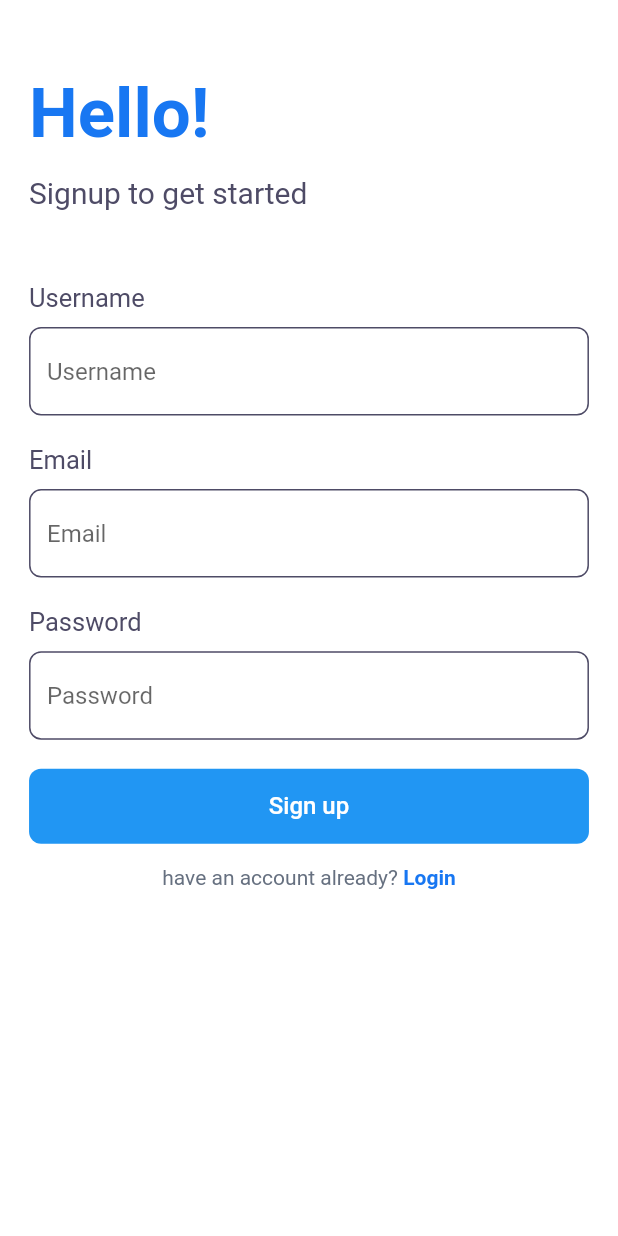
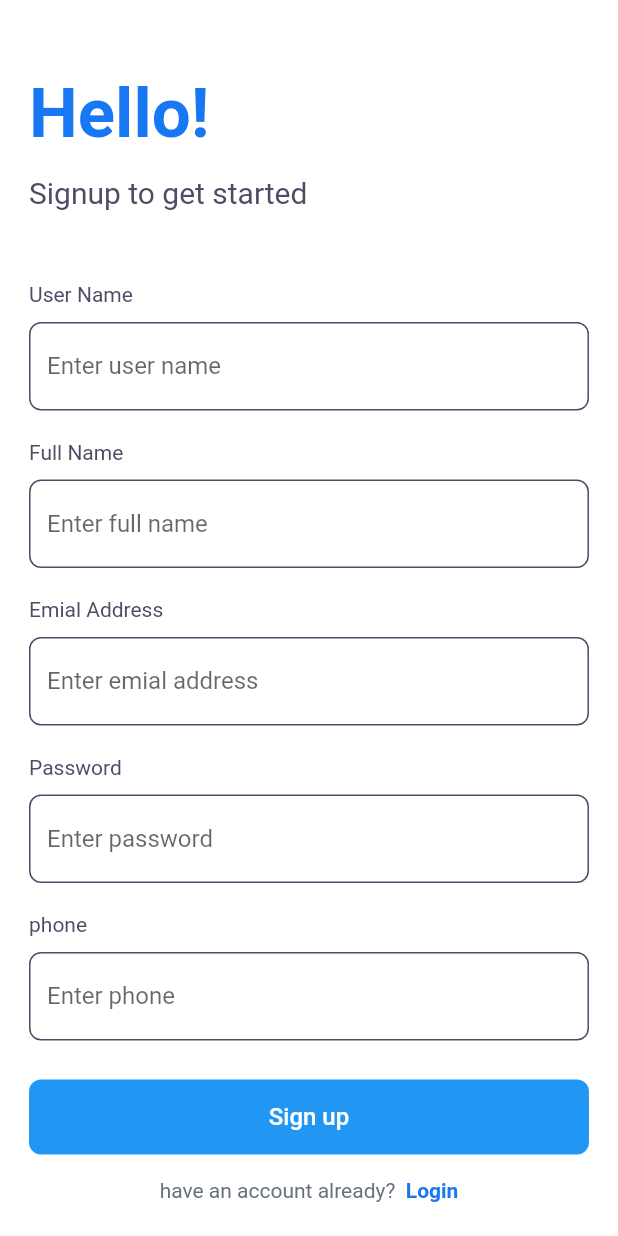
Before and after one commit to Mosbahswidan/News_App, a Flutter app: the SignUpView screen opened by its route, on a phone screen of 412 x 824 dp. Run offline on Flutter 3.47's test engine with Material 2 defaults, Android fonts, the phone set to English and light mode, and no system bars; our stand-ins replace cloud_firestore, dartz, dio, dotted_border, firebase_auth, firebase_core and 8 more; accounts and stored records are empty; network calls fail.

Commit message:
make user update profie

```diff
--- a/lib/features/add_news/presentation/view_models/add_nwes_cubit/add_news_cubit.dart
+++ b/lib/features/add_news/presentation/view_models/add_nwes_cubit/add_news_cubit.dart
@@ -3,15 +3,17 @@ import 'package:cloud_firestore/cloud_firestore.dart';
 import 'package:flutter_bloc/flutter_bloc.dart';
 import 'package:image_picker/image_picker.dart';
 import 'package:news_app/constants.dart';
+import 'package:news_app/core/utils/firestore_services.dart';
 import 'package:news_app/features/add_news/presentation/view_models/add_nwes_cubit/add_news_state.dart';
-
 import '../../../../auth/data/models/user_models.dart';
 import '../../../data/models/post_model.dart';
 import 'package:firebase_storage/firebase_storage.dart' as firebase_storage;
 
 class AddNewsCubit extends Cubit<AddNewsState> {
   AddNewsCubit() : super(AddNewsInitial());
+
   static AddNewsCubit get(context) => BlocProvider.of(context);
+  FirestoreServices services = FirestoreServices.instance;
   File? image;
   final imagepicker = ImagePicker();
   uploadImage() async {
@@ -30,16 +32,10 @@ class AddNewsCubit extends Cubit<AddNewsState> {
   UserModel? socialUserModel;
 
   Future<void> getUserData() async {
-    // print("asasd");
     emit(SocialGetUserLoading());
-    await FirebaseFirestore.instance
-        .collection('users')
-        .doc(uID)
-        .get()
-        .then((value) {
+    await FirebaseFirestore.instance.collection('users').doc(uID).get().then((value) {
       socialUserModel = UserModel.fromJson(value.data()!);
       emit(SocialGetUserSuccsess());
-      // print("emit true");
     }).catchError((error) {
       print(error);
       emit(SocialGetUserError(error.toString()));
@@ -53,17 +49,14 @@ class AddNewsCubit extends Cubit<AddNewsState> {
   }) {
     emit(SocialCreatePostLoading());
     PostModel model = PostModel(
-      name: socialUserModel!.name,
+      name: socialUserModel!.fullName,
       uId: uID,
       image: socialUserModel!.image,
       title: title,
       content: content,
       postImage: postimage ?? '',
     );
-    FirebaseFirestore.instance
-        .collection('posts')
-        .add(model.toMap())
-        .then((value) {
+    FirebaseFirestore.instance.collection('posts').add(model.toMap()).then((value) {
       emit(SocialCreatePostSucces());
     }).catchError((error) {
       emit(SocialCreatePostError());
--- a/lib/features/auth/data/models/user_models.dart
+++ b/lib/features/auth/data/models/user_models.dart
@@ -1,30 +1,47 @@
 class UserModel {
-  String? name;
+  String? username;
+  String? fullName;
   String? email;
   String? password;
   String? image;
   String? uId;
+  String? webSite;
+  String? bio;
+  String? phone;
+
   UserModel({
-    this.name,
+    this.fullName,
+    this.username,
     this.password,
     this.email,
     this.uId,
     this.image,
+    this.bio,
+    this.phone,
+    this.webSite,
   });
   UserModel.fromJson(Map<String, dynamic> json) {
-    name = json['name'];
+    fullName = json['fullName'];
+    username = json['username'];
     email = json['email'];
     password = json['password'];
     uId = json['uId'];
     image = json['image'];
+    bio = json['bio'];
+    phone = json['phone'];
+    webSite = json['webSite'];
   }
   Map<String, dynamic> toMap() {
     return {
-      'name': name,
+      'fullName': fullName,
+      'username': username,
       'email': email,
       'password': password,
       'uId': uId,
       'image': image,
+      'bio': bio,
+      'phone': phone,
+      'webSite': webSite,
     };
   }
 }
--- a/lib/features/auth/presentation/view_models/signup_cubit/signup_cubit.dart
+++ b/lib/features/auth/presentation/view_models/signup_cubit/signup_cubit.dart
@@ -1,28 +1,43 @@
-import 'package:cloud_firestore/cloud_firestore.dart';
 import 'package:firebase_auth/firebase_auth.dart';
 import 'package:flutter/material.dart';
 import 'package:flutter_bloc/flutter_bloc.dart';
 import 'package:news_app/constants.dart';
+import 'package:news_app/core/utils/firestore_services.dart';
 import 'package:news_app/features/auth/data/models/user_models.dart';
 part 'signup_state.dart';
 
 class SignupCubit extends Cubit<SignupState> {
   SignupCubit() : super(SignupInitial());
+
   static SignupCubit get(context) => BlocProvider.of(context);
-  Future<void> signUp(
-      {required String email,
+
+  FirestoreServices services = FirestoreServices.instance;
+  TextEditingController emailController = TextEditingController();
+  TextEditingController passwordController = TextEditingController();
+  TextEditingController fullNameController = TextEditingController();
+  TextEditingController usernameController = TextEditingController();
+  TextEditingController phoneController = TextEditingController();
+  var formKey = GlobalKey<FormState>();
+
+  Future<void> signUp({
+    required String email,
     required String username,
     required String password,
-      required BuildContext context}) async {
+    required String phone,
+    required BuildContext context,
+    required String fullName,
+  }) async {
     emit(SignupLoading());
     FirebaseAuth.instance
         .createUserWithEmailAndPassword(email: email, password: password)
         .then((value) {
       createUser(
         email: email,
-          password: password,
+        phone: phone,
         username: username,
-          uId: value.user!.uid);
+        uId: value.user!.uid,
+        fullName: fullName,
+      );
       uID = value.user!.uid;
       emit(SignupSuccess());
     }).catchError((e) {
@@ -32,23 +47,24 @@ class SignupCubit extends Cubit<SignupState> {
 
   Future<void> createUser({
     required String email,
-    required String password,
+    required String phone,
     required String username,
+    required String fullName,
     required String uId,
   }) async {
     UserModel user = UserModel(
       email: email,
-        name: username,
-        password: password,
+      fullName: fullName,
+      username: username,
       uId: uId,
+      bio: 'This is bio for user',
+      phone: phone,
+      webSite: 'https://yourwebsite.com',
       image:
-            'https://scontent.fgza9-1.fna.fbcdn.net/v/t39.30808-6/274473534_1826232434236112_8259770904627916354_n.jpg?_nc_cat=111&ccb=1-7&_nc_sid=09cbfe&_nc_ohc=54sGVE-3L2MAX-J3S55&_nc_ht=scontent.fgza9-1.fna&oh=00_AT80LYRPrZlkswD6-t2872Pm1yE-Vz-A2GI3x_R2qYGbxQ&oe=62F08743');
+          'https://img.freepik.com/free-psd/3d-illustration-person-with-sunglasses_23-2149436188.jpg?w=740&t=st=1675243414~exp=1675244014~hmac=26dbdd80a28eef7158e0aac50a44b301f92e573f5f57417cfb639866bed2de31',
+    );
 
-    FirebaseFirestore.instance
-        .collection('users')
-        .doc(uId)
-        .set(user.toMap())
-        .then((value) {
+    services.setData(path: 'users/$uId/', data: user.toMap()).then((value) {
       emit(CreateUserSucsses());
     }).catchError((error) {
       emit(CreateUserError(error.toString()));
--- a/lib/features/auth/presentation/views/sign_up_view.dart
+++ b/lib/features/auth/presentation/views/sign_up_view.dart
@@ -8,6 +8,7 @@ class SignUpView extends StatelessWidget {
   Widget build(BuildContext context) {
     return const Scaffold(
       body: SingleChildScrollView(
+        physics: BouncingScrollPhysics(),
         child: SignUpViewBody(),
       ),
     );
--- a/lib/features/auth/presentation/views/widgets/login_view_body.dart
+++ b/lib/features/auth/presentation/views/widgets/login_view_body.dart
@@ -82,7 +82,7 @@ class LoginViewBody extends StatelessWidget {
                 controller: passwordController,
                 obsecure: true,
                 validator: (value) {
-                  return validatePassword(value);
+                  return null;
                 },
               ),
               SizedBox(
--- a/lib/features/auth/presentation/views/widgets/my_text_field.dart
+++ b/lib/features/auth/presentation/views/widgets/my_text_field.dart
@@ -5,7 +5,7 @@ class MyTextField extends StatelessWidget {
   final TextEditingController controller;
   final bool obsecure;
   final TextInputType? textInputType;
-  final FormFieldValidator? validator;
+  final String? Function(String?)? validator;
 
   const MyTextField({
     super.key,
--- /dev/null
+++ b/lib/features/auth/presentation/views/widgets/sign_up_text_field.dart
@@ -0,0 +1,54 @@
+import 'package:news_app/core/utils/export.dart';
+import 'package:news_app/core/utils/functions.dart';
+import 'package:news_app/features/auth/presentation/views/widgets/my_text_field.dart';
+
+class SignUpTextField extends StatelessWidget {
+  final String? fieldTitle;
+  final String? hintText;
+  final TextEditingController controller;
+  final TextInputType? textInputType;
+  final bool? obsecure;
+
+  const SignUpTextField({
+    super.key,
+    this.fieldTitle,
+    required this.controller,
+    this.textInputType,
+    this.obsecure,
+    this.hintText,
+  });
+
+  @override
+  Widget build(BuildContext context) {
+    return Padding(
+      padding: const EdgeInsets.symmetric(vertical: 10.0),
+      child: Column(
+        crossAxisAlignment: CrossAxisAlignment.start,
+        children: [
+          Text(
+            fieldTitle ?? "Text",
+            style: const TextStyle(
+              color: kSecondaryColor,
+              fontSize: 14,
+            ),
+          ),
+          const SizedBox(
+            height: 10,
+          ),
+          MyTextField(
+            hintText: hintText ?? 'hint',
+            controller: controller,
+            textInputType: textInputType,
+            obsecure: obsecure ?? false,
+            validator: (String? value) {
+              if (value!.isEmpty) {
+                return 'fill this field';
+              }
+              return null;
+            },
+          ),
+        ],
+      ),
+    );
+  }
+}
--- a/lib/features/auth/presentation/views/widgets/sign_up_view_body.dart
+++ b/lib/features/auth/presentation/views/widgets/sign_up_view_body.dart
@@ -1,31 +1,32 @@
 import 'package:flutter/gestures.dart';
-import 'package:flutter/material.dart';
-import 'package:flutter_bloc/flutter_bloc.dart';
-import 'package:go_router/go_router.dart';
-import 'package:news_app/core/utils/app_router.dart';
 import 'package:news_app/core/utils/app_size.dart';
-import 'package:news_app/core/utils/functions.dart';
+import 'package:news_app/core/utils/export.dart';
 import 'package:news_app/core/widgets/custom_snack_bar.dart';
-import 'package:news_app/features/auth/presentation/view_models/signup_cubit/signup_cubit.dart';
 import 'package:news_app/features/auth/presentation/views/widgets/custom_button.dart';
-import 'package:news_app/features/auth/presentation/views/widgets/my_text_field.dart';
+import 'package:news_app/features/auth/presentation/views/widgets/sign_up_text_field.dart';
 
 class SignUpViewBody extends StatelessWidget {
   const SignUpViewBody({super.key});
 
   @override
   Widget build(BuildContext context) {
-    TextEditingController emailController = TextEditingController();
-    TextEditingController passwordController = TextEditingController();
-    TextEditingController usernameController = TextEditingController();
-    var formKey = GlobalKey<FormState>();
-
+    return BlocConsumer<SignupCubit, SignupState>(
+      listener: (context, state) {
+        if (state is SignupError) {
+          customSnackBar(context, state.errorMessage);
+        }
+      },
+      builder: (context, state) {
+        SignupCubit cubit = SignupCubit.get(context);
         return SafeArea(
           child: Form(
-        key: formKey,
+            key: cubit.formKey,
             child: Padding(
-          padding:
-              EdgeInsets.only(left: AppSize.size20, right: AppSize.size20, top: AppSize.size40),
+              padding: EdgeInsets.only(
+                left: AppSize.size20,
+                right: AppSize.size20,
+                top: AppSize.size40,
+              ),
               child: Column(
                 crossAxisAlignment: CrossAxisAlignment.start,
                 children: [
@@ -34,129 +35,115 @@ class SignUpViewBody extends StatelessWidget {
                   ),
                   const Text(
                     "Hello!",
-                style:
-                    TextStyle(color: Color(0xff1877F2), fontWeight: FontWeight.bold, fontSize: 46),
+                    style: TextStyle(
+                      color: Color(0xff1877F2),
+                      fontWeight: FontWeight.bold,
+                      fontSize: 46,
+                    ),
                   ),
                   SizedBox(
                     height: AppSize.size15,
                   ),
                   const Text(
                     "Signup to get started",
-                style: TextStyle(fontSize: 20, color: Color(0xff4E4B66)),
+                    style: TextStyle(
+                      fontSize: 20,
+                      color: Color(0xff4E4B66),
+                    ),
                   ),
                   SizedBox(
-                height: AppSize.size50,
+                    height: AppSize.size40,
                   ),
-              const Text(
-                "Username",
-                style: TextStyle(color: Color(0xff4E4B66), fontSize: 17),
+                  SignUpTextField(
+                    fieldTitle: 'User Name',
+                    controller: cubit.usernameController,
+                    textInputType: TextInputType.name,
+                    hintText: 'Enter user name',
+                  ),
+                  SignUpTextField(
+                    fieldTitle: 'Full Name',
+                    controller: cubit.fullNameController,
+                    textInputType: TextInputType.name,
+                    hintText: 'Enter full name',
+                  ),
+                  SignUpTextField(
+                    fieldTitle: 'Emial Address',
+                    controller: cubit.emailController,
+                    textInputType: TextInputType.emailAddress,
+                    hintText: 'Enter emial address',
+                  ),
+                  SignUpTextField(
+                    fieldTitle: 'Password',
+                    controller: cubit.passwordController,
+                    textInputType: TextInputType.visiblePassword,
+                    hintText: 'Enter password',
+                  ),
+                  SignUpTextField(
+                    fieldTitle: 'phone',
+                    controller: cubit.phoneController,
+                    textInputType: TextInputType.phone,
+                    hintText: 'Enter phone',
                   ),
                   SizedBox(
-                height: AppSize.size10,
+                    height: 16,
                   ),
-              MyTextField(
-                hintText: "Username",
-                controller: usernameController,
-                obsecure: false,
-                validator: (value) {
-                  return validateUsername(value);
-                },
-              ),
-              SizedBox(
-                height: AppSize.size20,
-              ),
-              const Text(
-                "Email",
-                style: TextStyle(color: Color(0xff4E4B66), fontSize: 17),
-              ),
-              SizedBox(
-                height: AppSize.size10,
-              ),
-              MyTextField(
-                hintText: "Email",
-                controller: emailController,
-                obsecure: false,
-                textInputType: TextInputType.emailAddress,
-                validator: (value) {
-                  return validateEmail(value);
-                },
-              ),
-              SizedBox(
-                height: AppSize.size20,
-              ),
-              const Text(
-                "Password",
-                style: TextStyle(color: Color(0xff4E4B66), fontSize: 17),
-              ),
-              SizedBox(
-                height: AppSize.size10,
-              ),
-              MyTextField(
-                hintText: "Password",
-                controller: passwordController,
-                obsecure: true,
-                validator: (value) {
-                  return validatePassword(value);
-                },
-              ),
-              SizedBox(
-                height: AppSize.size20,
-              ),
-              BlocConsumer<SignupCubit, SignupState>(
-                listener: (context, state) {
-                  if (state is SignupError) {
-                    customSnackBar(context, state.errorMessage);
-                  }
-                },
-                builder: (context, state) {
-                  return state is SignupLoading
+                  state is SignupLoading
                       ? const Center(child: CircularProgressIndicator())
                       : SizedBox(
                           width: double.infinity,
                           child: CustomButton(
                             text: "Sign up",
                             onPressed: () {
-                              // LoginCubit.get(context).signIn(
-                              //     email: emailController.text.trim(),
-                              //     password: passwordController.text.trim());
-                              if (formKey.currentState!.validate()) {
-                                SignupCubit.get(context).signUp(
-                                    email: emailController.text.trim(),
-                                    password: passwordController.text.trim(),
-                                    username: usernameController.text.trim(),
-                                    context: context);
+                              if (cubit.formKey.currentState!.validate()) {
+                                cubit.signUp(
+                                  email: cubit.emailController.text.trim(),
+                                  password: cubit.passwordController.text.trim(),
+                                  username: cubit.usernameController.text.trim(),
+                                  fullName: cubit.fullNameController.text.trim(),
+                                  phone: cubit.phoneController.text.trim(),
+                                  context: context,
+                                );
                               }
                             },
                           ),
-                        );
-                },
                         ),
                   SizedBox(
-                height: AppSize.size15,
+                    height: 16,
                   ),
                   Center(
                     child: RichText(
                       text: TextSpan(
                         text: "have an account already? ",
-                      style: const TextStyle(color: Color(0xff667080), fontSize: 14),
+                        style: const TextStyle(
+                          color: Color(0xff667080),
+                          fontSize: 14,
+                        ),
                         children: [
                           TextSpan(
                             recognizer: TapGestureRecognizer()
                               ..onTap = () {
                                 GoRouter.of(context).pushReplacement(AppRouter.kLoginView);
                               },
-                            text: "Login",
+                            text: " Login",
                             style: const TextStyle(
-                                color: Color(0xff1877F2),
+                              color: kPrimaryColor,
                               fontSize: 14,
-                                fontWeight: FontWeight.w600))
-                      ]),
+                              fontWeight: FontWeight.w600,
                             ),
                           ),
                         ],
                       ),
                     ),
                   ),
+                  SizedBox(
+                    height: 16,
+                  ),
+                ],
+              ),
+            ),
+          ),
+        );
+      },
     );
   }
 }
--- a/lib/features/edit_profile/presentation/view_model/edit_profile_cubit.dart
+++ b/lib/features/edit_profile/presentation/view_model/edit_profile_cubit.dart
@@ -1,6 +1,46 @@
+import 'package:cloud_firestore/cloud_firestore.dart';
 import 'package:news_app/core/utils/export.dart';
+import 'package:news_app/features/auth/data/models/user_models.dart';
 import 'package:news_app/features/edit_profile/presentation/view_model/edit_profile_state.dart';
 
 class EditProfileCubit extends Cubit<EditProfileState> {
   EditProfileCubit() : super(EditProfileInitial());
+
+  static EditProfileCubit get(context) => BlocProvider.of(context);
+
+  TextEditingController emailController = TextEditingController();
+  TextEditingController passwordController = TextEditingController();
+  TextEditingController fullNameController = TextEditingController();
+  TextEditingController bioController = TextEditingController();
+  TextEditingController phoneController = TextEditingController();
+  TextEditingController webSiteController = TextEditingController();
+  var formKey = GlobalKey<FormState>();
+
+  Future<void> updateUserData({
+    String? name,
+    String? email,
+    String? phone,
+    String? bio,
+    String? webSite,
+    String? username,
+    required UserModel model,
+  }) async {
+    emit(EditProfileLoading());
+    UserModel user = UserModel(
+      email: email ?? model.email,
+      fullName: name ?? model.fullName,
+      username: username ?? model.username,
+      uId: uID,
+      bio: bio ?? model.bio,
+      phone: phone ?? model.phone,
+      webSite: webSite ?? model.webSite,
+      image:
+          'https://img.freepik.com/free-psd/3d-illustration-person-with-sunglasses_23-2149436188.jpg?w=740&t=st=1675243414~exp=1675244014~hmac=26dbdd80a28eef7158e0aac50a44b301f92e573f5f57417cfb639866bed2de31',
+    );
+    FirebaseFirestore.instance.collection('users').doc(uID).set(user.toMap()).then((value) {
+      emit(EditProfileSuccess());
+    }).catchError((error) {
+      emit(EditProfileError(error.toString()));
+    });
+  }
 }
--- a/lib/features/edit_profile/presentation/view_model/edit_profile_state.dart
+++ b/lib/features/edit_profile/presentation/view_model/edit_profile_state.dart
@@ -1,3 +1,12 @@
 abstract class EditProfileState {}
 
 class EditProfileInitial extends EditProfileState {}
+
+class EditProfileLoading extends EditProfileState {}
+
+class EditProfileSuccess extends EditProfileState {}
+
+class EditProfileError extends EditProfileState {
+  String error;
+  EditProfileError(this.error);
+}
```
Also changed, not shown: lib/core/utils/app_router.dart (+7 -10 lines), lib/core/utils/firestore_services.dart (added, +62 -0 lines), lib/features/edit_profile/presentation/views/edite_profile_view.dart (+29 -2 lines), lib/features/edit_profile/presentation/views/widget/edite_profile_body.dart (+53 -56 lines), lib/features/user_profile/presentation/views/pages/user_profile_view.dart (+8 -0 lines), lib/features/user_profile/presentation/views/widgets/user_profile_body.dart (+31 -33 lines), lib/main.dart (+6 -1 lines). Lines whose indentation alone changed are shown as unchanged.
